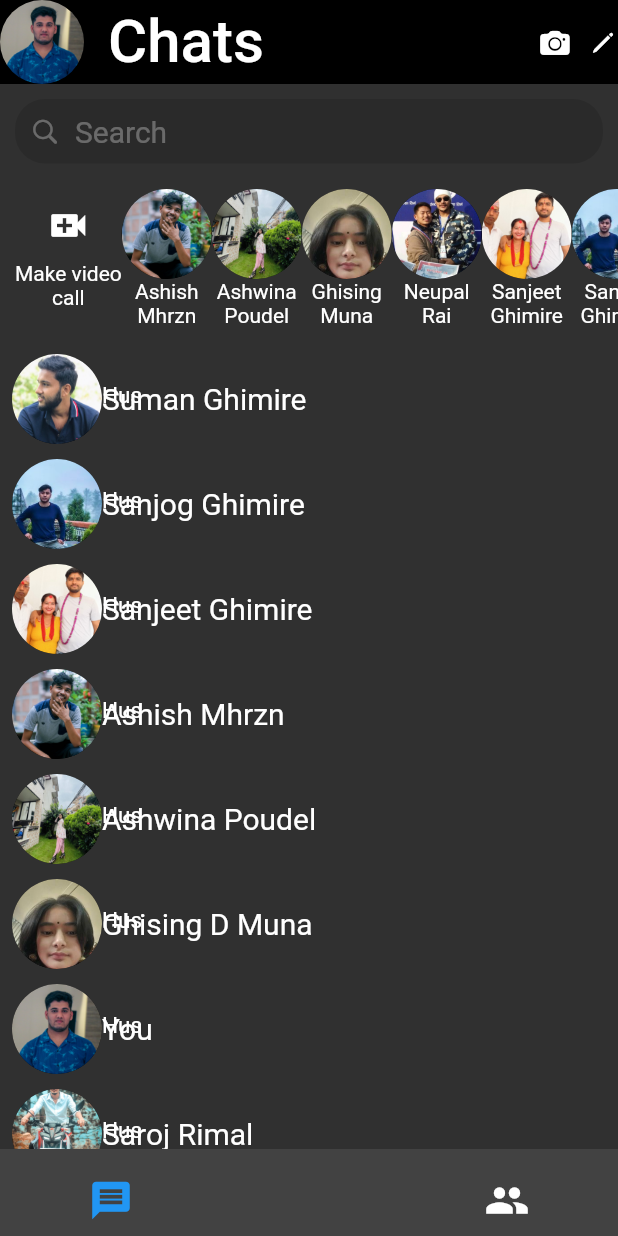
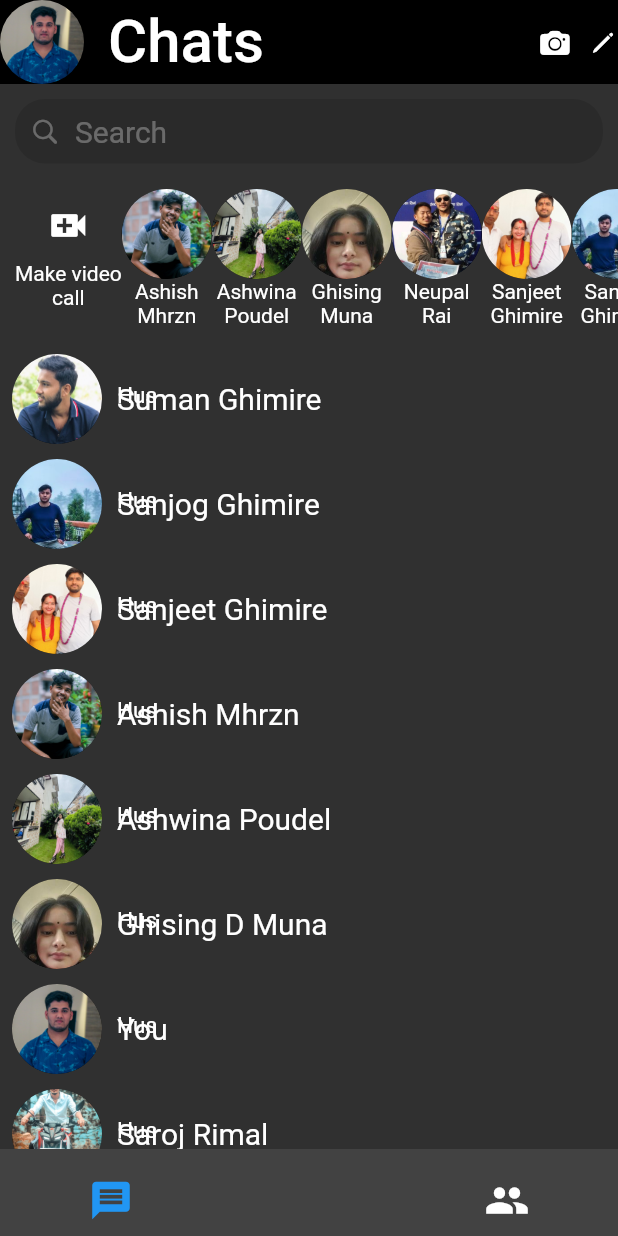
Before and after one commit to sandesh101/Messenger-UI, a Flutter app: the screen it shows after launch, on a phone screen of 412 x 824 dp. Run offline on Flutter 3.47's test engine with Material 2 defaults, Android fonts, the phone set to English and light mode, and no system bars.

Commit message:
Fix: Messages

```diff
--- a/lib/Widgets/mainChats.dart
+++ b/lib/Widgets/mainChats.dart
@@ -10,6 +10,7 @@ class MainChats extends StatelessWidget {
             radius: 30,
             backgroundImage: AssetImage(image),
           ),
+          const SizedBox(width: 10),
           Stack(
             children: [
               Text(
@@ -19,7 +20,7 @@ class MainChats extends StatelessWidget {
               Text(
                 message,
                 style: TextStyle(fontSize: 15),
-              ),
+              )
             ],
           )
         ],
```
